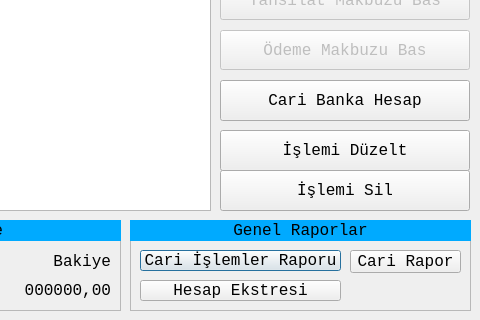
mamoo81/bhss, file carikartlardialog.ui: the form before one commit; both pictures show x 520 to 1000 and y 380 to 700 of the 1000 by 700 pixel window.
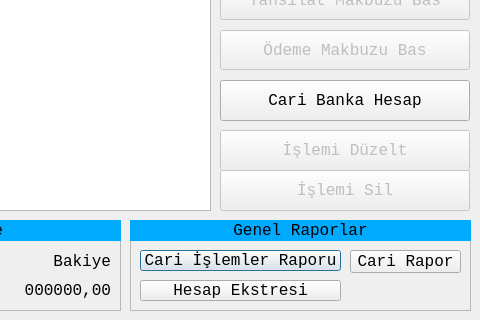
The form after the commit. Icons and pictures are not drawn.

Patch:
```diff
--- a/carikartlardialog.ui
+++ b/carikartlardialog.ui
@@ -839,6 +839,9 @@
    </widget>
   </widget>
   <widget class="QToolButton" name="CariBankatoolButton_2">
+   <property name="enabled">
+    <bool>false</bool>
+   </property>
    <property name="geometry">
     <rect>
      <x>740</x>
@@ -865,6 +868,9 @@
    </property>
   </widget>
   <widget class="QToolButton" name="CariislemsiltoolButton">
+   <property name="enabled">
+    <bool>false</bool>
+   </property>
    <property name="geometry">
     <rect>
      <x>740</x>
```
